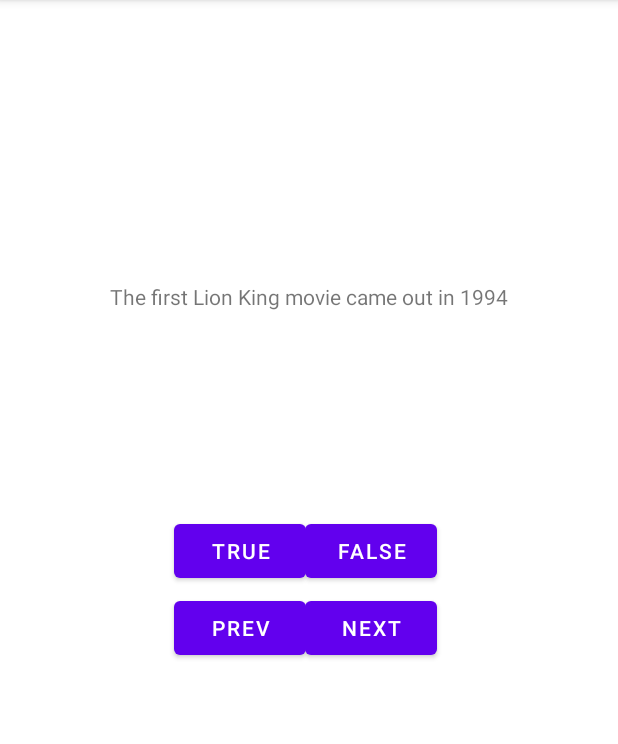
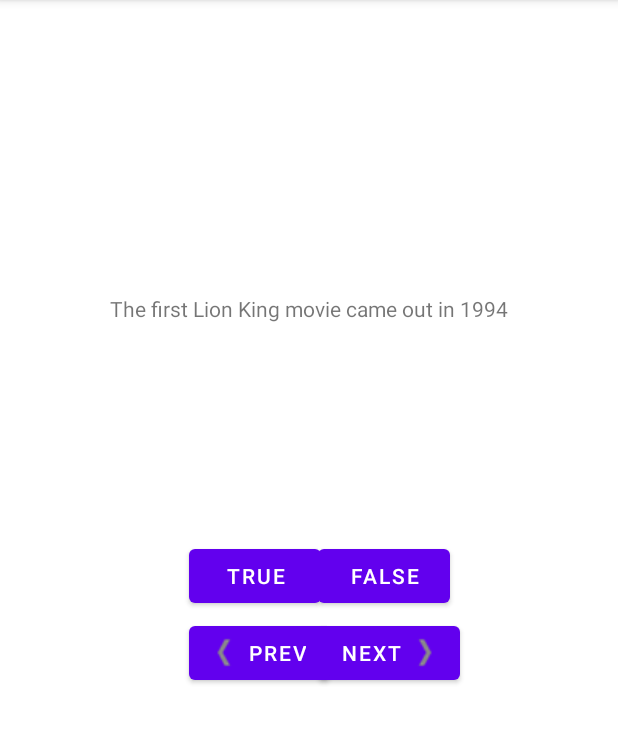
Before and after one commit to jcolleran01/AppQuiz, an Android app: the screen it shows after launch (MainActivity), on a phone screen of 412 x 824 dp, the part 84-828 px from its top. Run offline under Robolectric (Android 15) with nearby library versions, the phone set to English and light mode, and no system bars.

Commit message:
Challenge2

```diff
--- a/app/src/main/res/layout/activity_main.xml
+++ b/app/src/main/res/layout/activity_main.xml
@@ -11,13 +11,14 @@
         android:id="@+id/question_text_view"
         android:layout_width="wrap_content"
         android:layout_height="wrap_content"
+        android:layout_marginTop="163dp"
+        android:layout_marginBottom="164dp"
         android:padding="24dp"
         android:text="@string/question_lionking"
-        app:layout_constraintBottom_toTopOf="@+id/linearLayout"
+        app:layout_constraintBottom_toTopOf="@+id/next_button"
         app:layout_constraintEnd_toEndOf="parent"
         app:layout_constraintStart_toStartOf="parent"
-        app:layout_constraintTop_toTopOf="parent"
-        app:layout_constraintVertical_chainStyle="packed" />
+        app:layout_constraintTop_toTopOf="parent" />
 
     <androidx.constraintlayout.widget.ConstraintLayout
         android:id="@+id/linearLayout"
@@ -26,8 +27,7 @@
         app:layout_constraintBottom_toTopOf="@+id/next_button"
         app:layout_constraintEnd_toEndOf="@+id/next_button"
         app:layout_constraintHorizontal_bias="0.0"
-        app:layout_constraintStart_toEndOf="@+id/next_button"
-        app:layout_constraintTop_toBottomOf="@+id/question_text_view">
+        app:layout_constraintStart_toEndOf="@+id/next_button">
 
     </androidx.constraintlayout.widget.ConstraintLayout>
 
@@ -38,7 +38,8 @@
         android:drawablePadding="4dp"
         android:text="@string/next_button"
         app:layout_constraintBaseline_toBaselineOf="@+id/previousbutton"
-        app:layout_constraintStart_toStartOf="@+id/false_button" />
+        app:layout_constraintStart_toStartOf="@+id/false_button"
+        android:drawableRight="@drawable/arrow_right"/>
 
     <Button
         android:id="@+id/previousbutton"
@@ -47,26 +48,27 @@
         android:layout_marginTop="3dp"
         android:text="Prev"
         app:layout_constraintStart_toStartOf="@+id/true_button"
-        app:layout_constraintTop_toBottomOf="@+id/false_button" />
+        app:layout_constraintTop_toBottomOf="@+id/false_button"
+        android:drawableLeft="@drawable/arrow_left"/>
 
     <Button
         android:id="@+id/false_button"
         android:layout_width="wrap_content"
         android:layout_height="wrap_content"
-        android:layout_marginEnd="71dp"
-        android:layout_marginRight="71dp"
+        android:layout_marginEnd="112dp"
+        android:layout_marginRight="112dp"
         android:text="@string/false_button"
         app:layout_constraintBaseline_toBaselineOf="@+id/true_button"
-        app:layout_constraintEnd_toEndOf="@+id/question_text_view" />
+        app:layout_constraintEnd_toEndOf="parent" />
 
     <Button
         android:id="@+id/true_button"
         android:layout_width="wrap_content"
         android:layout_height="wrap_content"
-        android:layout_marginTop="343dp"
-        android:layout_marginEnd="87dp"
-        android:layout_marginRight="87dp"
+        android:layout_marginEnd="86dp"
+        android:layout_marginRight="86dp"
         android:text="@string/true_button"
+        app:layout_constraintBottom_toBottomOf="parent"
         app:layout_constraintEnd_toEndOf="@+id/false_button"
         app:layout_constraintTop_toTopOf="parent" />
 
```
Also changed, not shown: app/src/main/res/drawable/arrow_left.png (added), app/src/main/res/drawable/arrow_right.png (added).
